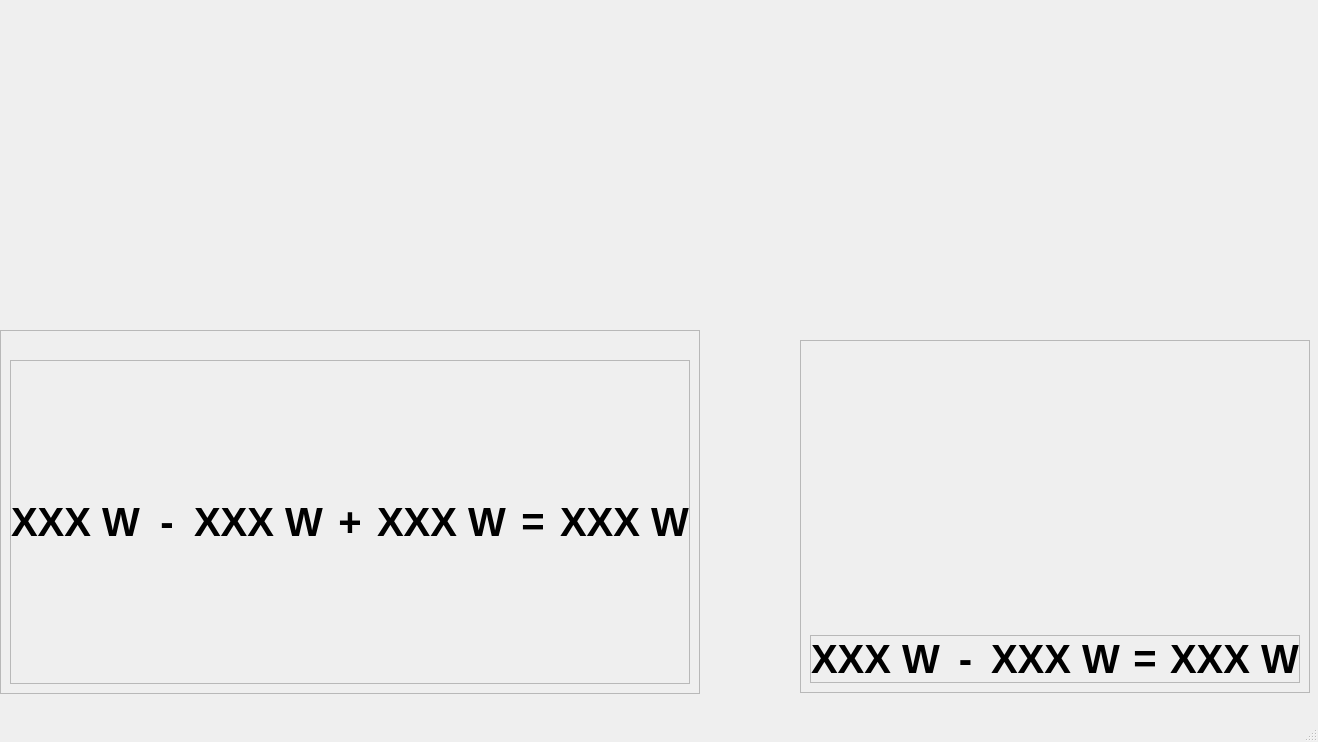
Before: the Qt Designer form SRC/guiTesting.ui in TylerCurtis011/LabScaleGrids-gui-tool, drawn with Qt 5.
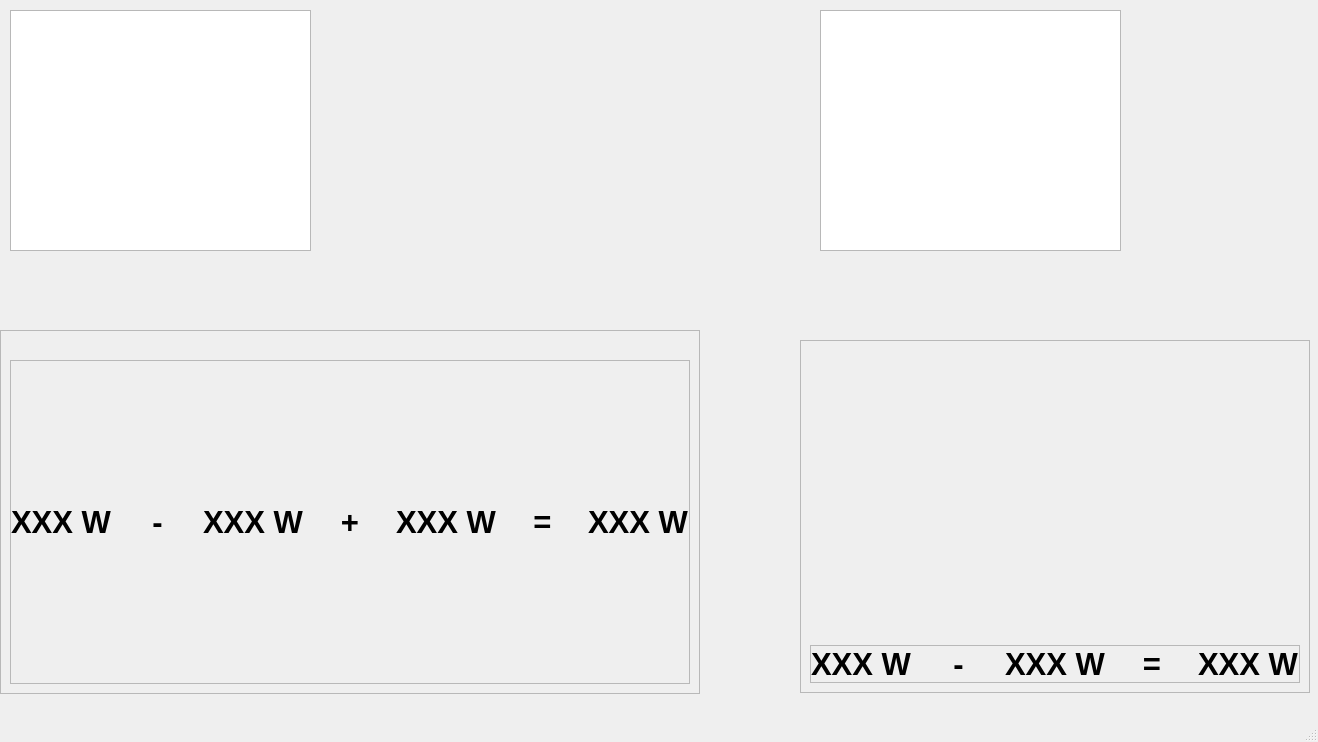
After: the same form once the commit is applied. Icons and pictures are not drawn.

Commit message: cloud slider

```diff
--- a/SRC/guiTesting.ui
+++ b/SRC/guiTesting.ui
@@ -159,7 +159,7 @@
           </property>
           <property name="font">
            <font>
-            <pointsize>30</pointsize>
+            <pointsize>23</pointsize>
             <weight>75</weight>
             <bold>true</bold>
            </font>
@@ -179,7 +179,7 @@
           </property>
           <property name="font">
            <font>
-            <pointsize>30</pointsize>
+            <pointsize>23</pointsize>
             <weight>75</weight>
             <bold>true</bold>
            </font>
@@ -202,7 +202,7 @@
           </property>
           <property name="font">
            <font>
-            <pointsize>30</pointsize>
+            <pointsize>23</pointsize>
             <weight>75</weight>
             <bold>true</bold>
            </font>
@@ -222,7 +222,7 @@
           </property>
           <property name="font">
            <font>
-            <pointsize>30</pointsize>
+            <pointsize>23</pointsize>
             <weight>75</weight>
             <bold>true</bold>
            </font>
@@ -245,7 +245,7 @@
           </property>
           <property name="font">
            <font>
-            <pointsize>30</pointsize>
+            <pointsize>23</pointsize>
             <weight>75</weight>
             <bold>true</bold>
            </font>
@@ -332,7 +332,7 @@
           </property>
           <property name="font">
            <font>
-            <pointsize>30</pointsize>
+            <pointsize>23</pointsize>
             <weight>75</weight>
             <bold>true</bold>
            </font>
@@ -355,7 +355,7 @@
           </property>
           <property name="font">
            <font>
-            <pointsize>30</pointsize>
+            <pointsize>23</pointsize>
             <weight>75</weight>
             <bold>true</bold>
            </font>
@@ -378,7 +378,7 @@
           </property>
           <property name="font">
            <font>
-            <pointsize>30</pointsize>
+            <pointsize>23</pointsize>
             <weight>75</weight>
             <bold>true</bold>
            </font>
@@ -398,7 +398,7 @@
           </property>
           <property name="font">
            <font>
-            <pointsize>30</pointsize>
+            <pointsize>23</pointsize>
             <weight>75</weight>
             <bold>true</bold>
            </font>
@@ -421,7 +421,7 @@
           </property>
           <property name="font">
            <font>
-            <pointsize>30</pointsize>
+            <pointsize>23</pointsize>
             <weight>75</weight>
             <bold>true</bold>
            </font>
@@ -441,7 +441,7 @@
           </property>
           <property name="font">
            <font>
-            <pointsize>30</pointsize>
+            <pointsize>23</pointsize>
             <weight>75</weight>
             <bold>true</bold>
            </font>
@@ -464,7 +464,7 @@
           </property>
           <property name="font">
            <font>
-            <pointsize>30</pointsize>
+            <pointsize>23</pointsize>
             <weight>75</weight>
             <bold>true</bold>
            </font>
@@ -479,6 +479,38 @@
      </item>
     </layout>
    </widget>
+   <widget class="QGraphicsView" name="AC_IV">
+    <property name="geometry">
+     <rect>
+      <x>10</x>
+      <y>10</y>
+      <width>301</width>
+      <height>241</height>
+     </rect>
+    </property>
+    <property name="sizePolicy">
+     <sizepolicy hsizetype="Fixed" vsizetype="Fixed">
+      <horstretch>0</horstretch>
+      <verstretch>0</verstretch>
+     </sizepolicy>
+    </property>
+   </widget>
+   <widget class="QGraphicsView" name="DC_IV">
+    <property name="geometry">
+     <rect>
+      <x>820</x>
+      <y>10</y>
+      <width>301</width>
+      <height>241</height>
+     </rect>
+    </property>
+    <property name="sizePolicy">
+     <sizepolicy hsizetype="Fixed" vsizetype="Fixed">
+      <horstretch>0</horstretch>
+      <verstretch>0</verstretch>
+     </sizepolicy>
+    </property>
+   </widget>
   </widget>
   <widget class="QMenuBar" name="menubar">
    <property name="geometry">
```
Left out of the diff: 4 changed lines with no effect on the pictures. The commit also changes 6 other files.
